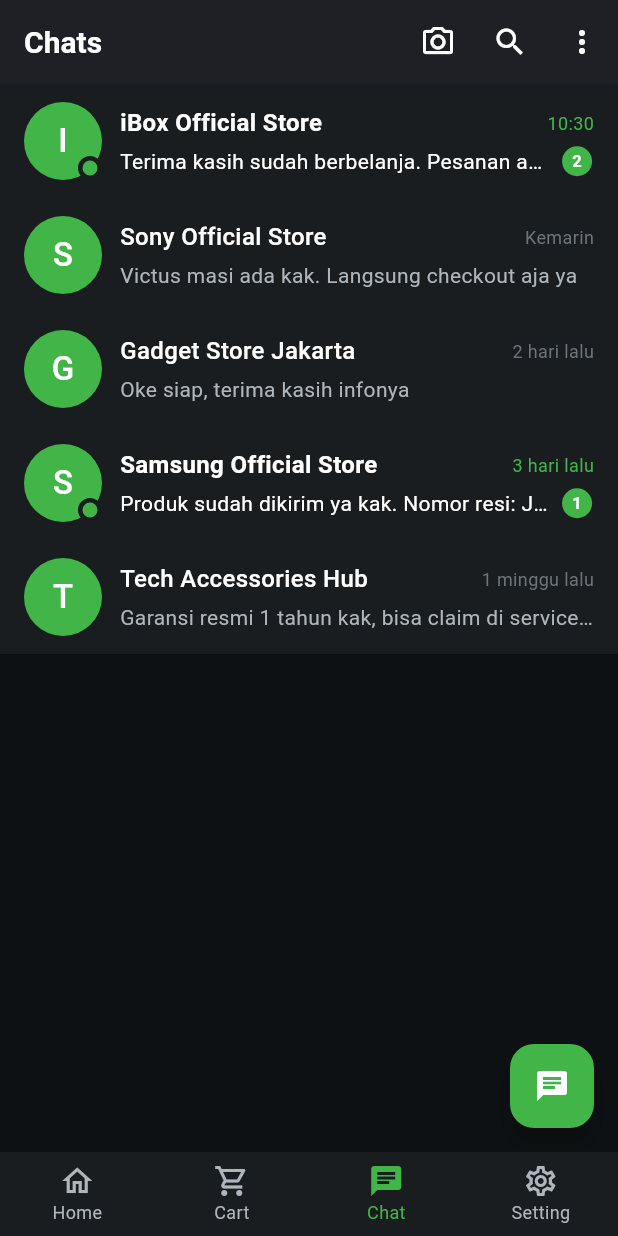
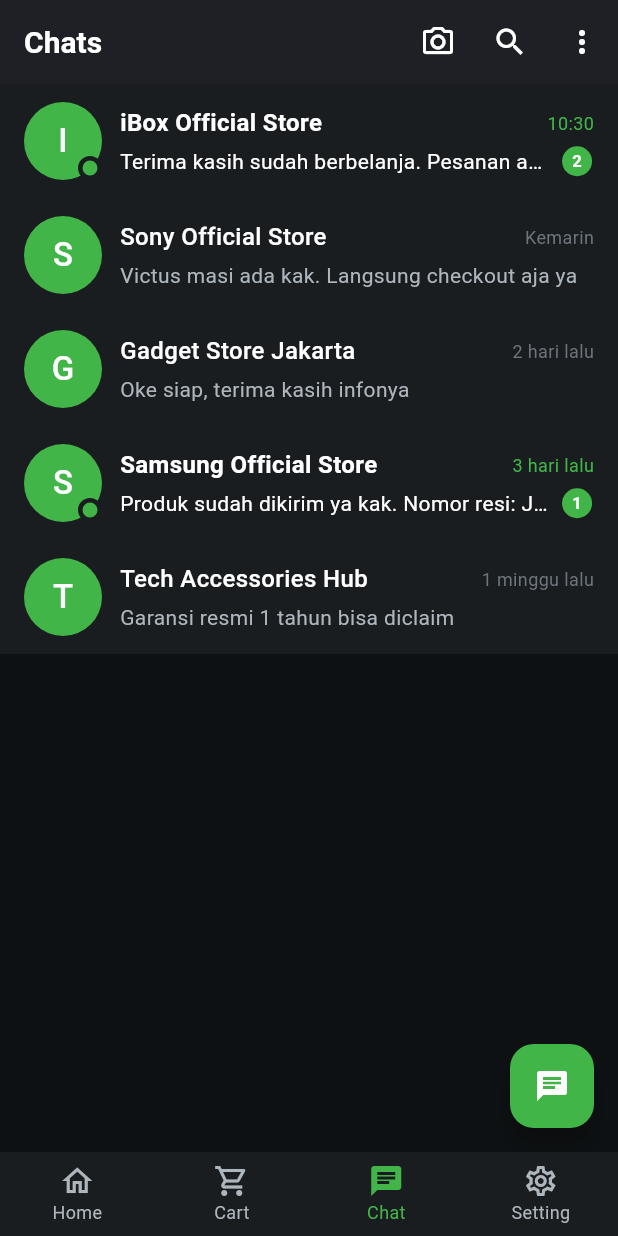
Before and after one commit to MIKAgata/Toko-Apps, a Flutter app: the screen it shows after launch, item 3 of the bottom bar chosen, on a phone screen of 412 x 824 dp. Run offline on Flutter 3.47's test engine with Material 3 defaults, Android fonts, the phone set to English and light mode, and no system bars.

Commit message:
modified chat_page

```diff
--- a/lib/chat_page.dart
+++ b/lib/chat_page.dart
@@ -118,7 +118,7 @@
       id: '5',
       sellerName: 'Tech Accessories Hub',
       sellerAvatar: '',
-      lastMessage: 'Garansi resmi 1 tahun kak, bisa claim di service center',
+      lastMessage: 'Garansi resmi 1 tahun bisa diclaim ',
       timestamp: '1 minggu lalu',
       unreadCount: 0,
       isOnline: false,
@@ -155,7 +155,6 @@
     );
   }
 
-  /// Mobile Layout (WhatsApp Mobile)
   Widget _buildMobileLayout() {
     if (_selectedChat != null) {
       return ChatDetailPage(
```
